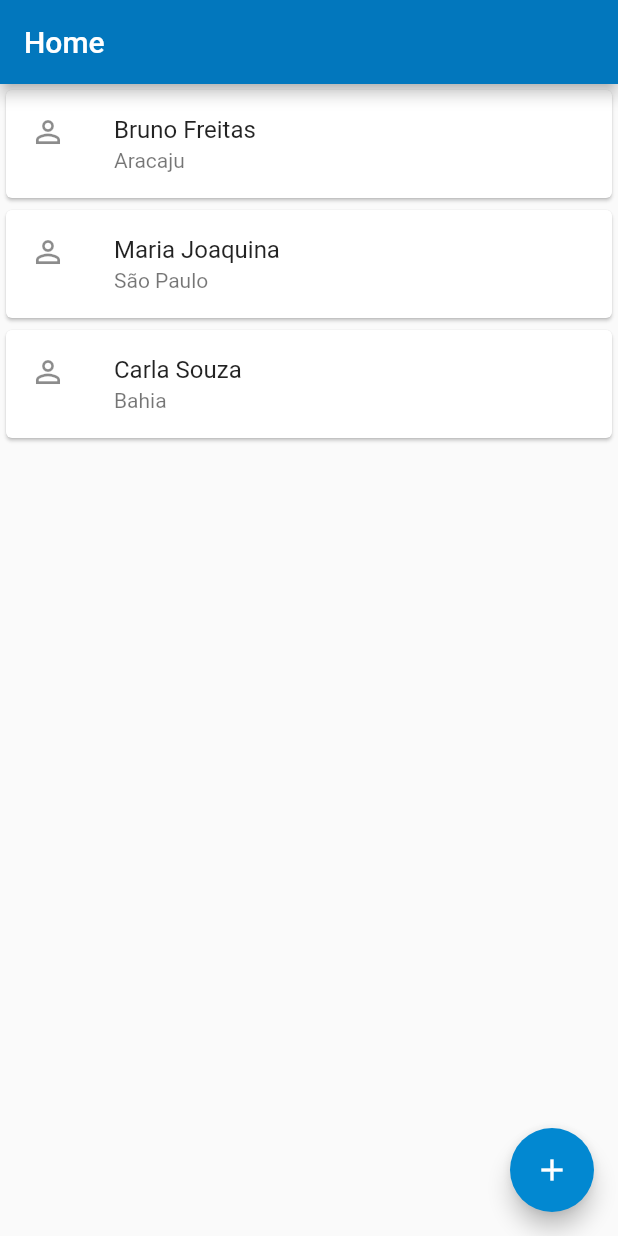
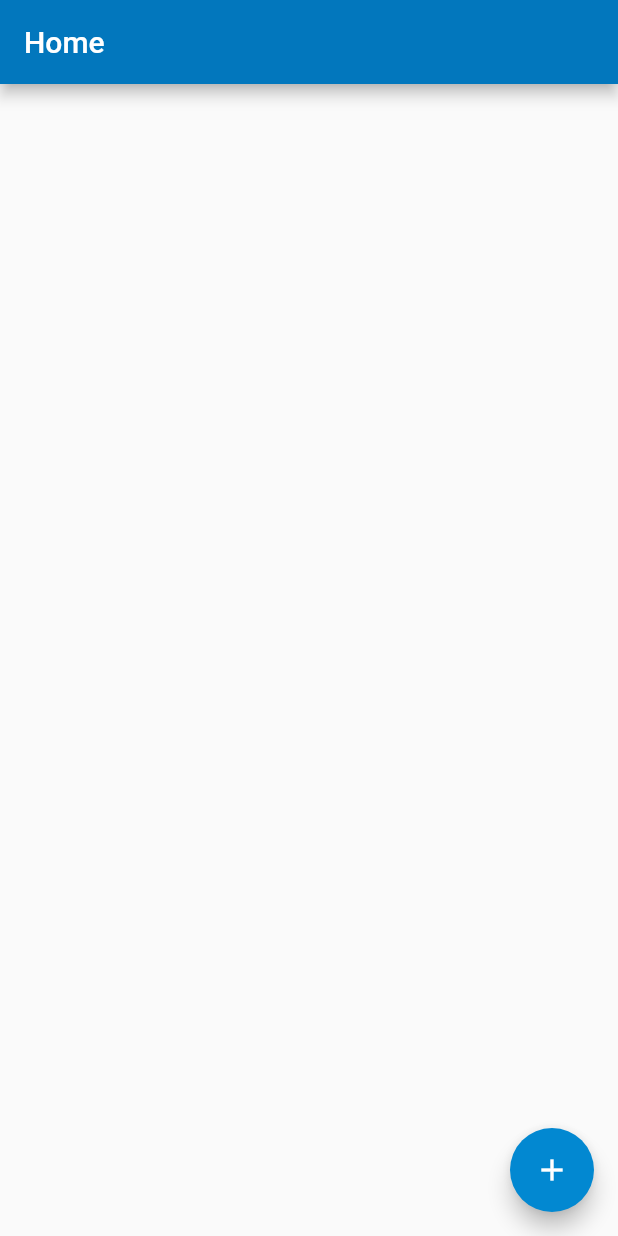
Before and after one commit to Brunoandroid/List-Contact, a Flutter app: the screen it shows after launch, on a phone screen of 412 x 824 dp. Run offline on Flutter 3.47's test engine with Material 2 defaults, Android fonts, the phone set to English and light mode, and no system bars.

Commit message:
project end

```diff
--- a/lib/components/editor.dart
+++ b/lib/components/editor.dart
@@ -15,11 +15,10 @@ class Editor extends StatelessWidget {
       child: TextField(
         controller: controller,
         decoration: InputDecoration(
-          icon:  Icon(icon),
+          icon: Icon(icon),
           labelText: textRotulo,
         ),
       ),
     );
   }
-
 }
--- a/lib/models/person.dart
+++ b/lib/models/person.dart
@@ -8,5 +8,4 @@ class Person {
   String toString() {
     return 'Nome: $namePerson | Cidade: $city';
   }
-
 }
--- a/lib/screens/contact/create.dart
+++ b/lib/screens/contact/create.dart
@@ -6,6 +6,8 @@ const _titleAppBar = 'Create Contact';
 
 const _rotuloCampName = 'Nome Completo';
 const _rotuloCampCity = 'Cidade';
+
+const _titleButton = 'Adicionar';
 
 class CreatePerson extends StatefulWidget {
   @override
@@ -36,7 +38,7 @@ class _CreatePersonState extends State<CreatePerson> {
               Icons.home_sharp,
             ),
             ElevatedButton(
-              child: Text('Adicionar'),
+              child: Text(_titleButton),
               onPressed: () => createPerson(context),
             ),
           ],
--- a/lib/screens/contact/list.dart
+++ b/lib/screens/contact/list.dart
@@ -4,33 +4,46 @@ import 'package:list_contact/screens/contact/create.dart';
 
 const String _titleAppBar = 'Home';
 
-class ListContact extends StatelessWidget {
+class ListContact extends StatefulWidget {
+  final List<Person> _listPerson = [];
+
+  @override
+  _ListContactState createState() => _ListContactState();
+
+}
+
+class _ListContactState extends State<ListContact> {
+
   @override
   Widget build(BuildContext context) {
     return Scaffold(
       appBar: AppBar(
         title: Text(_titleAppBar),
       ),
-      body: Column(
-        children: [
-          ItemContact(Person('Bruno Freitas', 'Aracaju')),
-          ItemContact(Person('Maria Joaquina', 'São Paulo')),
-          ItemContact(Person('Carla Souza', 'Bahia')),
-        ],
+      body: ListView.builder(
+        itemCount: widget._listPerson.length,
+        itemBuilder: (context, indice) {
+          final person = widget._listPerson[indice];
+          return ItemContact(person);
+        },
       ),
       floatingActionButton: FloatingActionButton(
         child: Icon(Icons.add),
         onPressed: () {
-          Navigator.push(context, MaterialPageRoute(builder: (context){
+          Navigator.push(context, MaterialPageRoute(builder: (context) {
             return CreatePerson();
-          })).then((person) {
-            if(person != null){
-
-            };
-          });
+          })).then((person) => upgrade(person));
         },
       ),
     );
+  }
+
+  void upgrade(person) {
+    if (person != null) {
+      setState(() {
+        widget._listPerson.add(person);
+      });
+    }
   }
 }
 
```
Also changed, not shown: lib/main.dart (line endings or trailing spaces).
